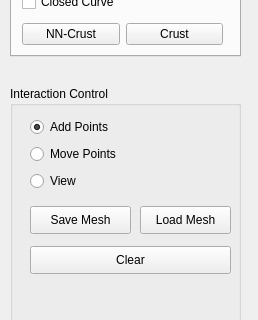
First picture: the form in GeoModeling/Control.ui, repository Wulonghua/GeometricModeling, before the edit; both pictures show x 0 to 258 and y 254 to 574 of the 258 by 799 pixel window.
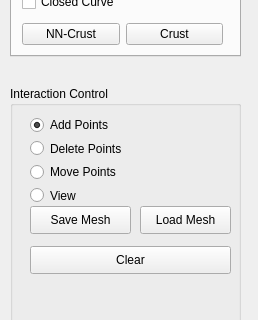
Second picture: the form after the edit.

Commit message: add delete point radio button.

Patch:
```diff
--- a/GeoModeling/Control.ui
+++ b/GeoModeling/Control.ui
@@ -31,7 +31,7 @@
       <x>20</x>
       <y>30</y>
       <width>97</width>
-      <height>76</height>
+      <height>88</height>
      </rect>
     </property>
     <layout class="QVBoxLayout" name="verticalLayout_2">
@@ -45,6 +45,13 @@
        </property>
       </widget>
      </item>
+     <item>
+      <widget class="QRadioButton" name="radioButton_delPoints">
+       <property name="text">
+        <string>Delete Points</string>
+       </property>
+      </widget>
+     </item>
      <item>
       <widget class="QRadioButton" name="radioButton_movePoints">
        <property name="text">
```
The commit also changes 2 other files.
